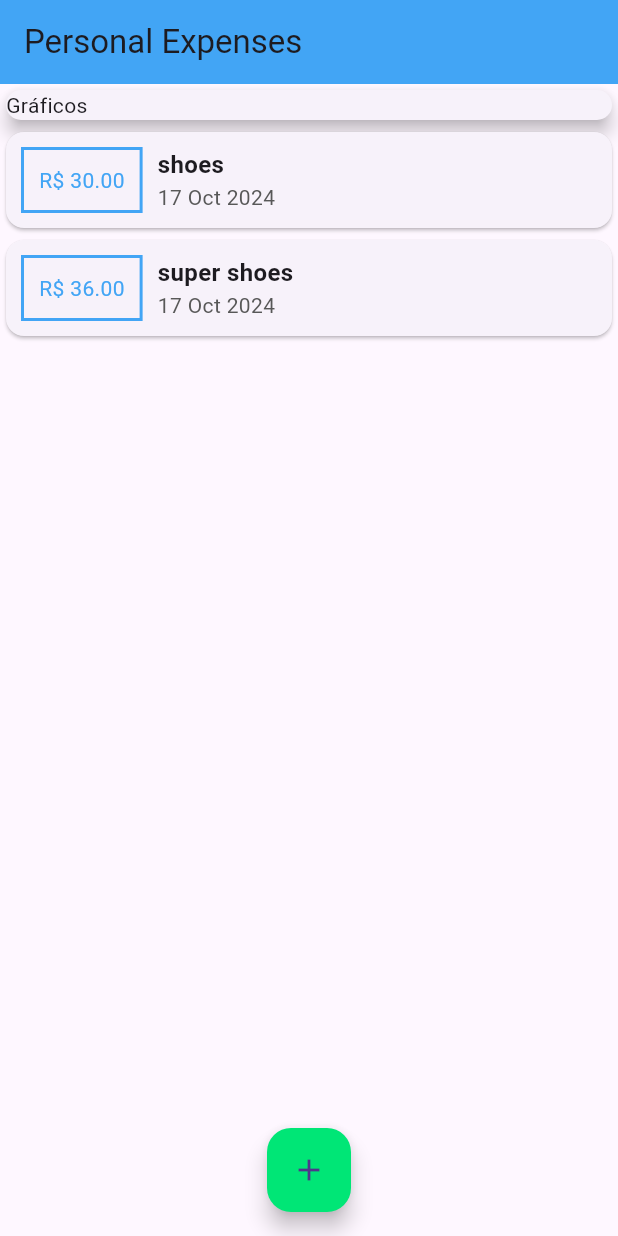
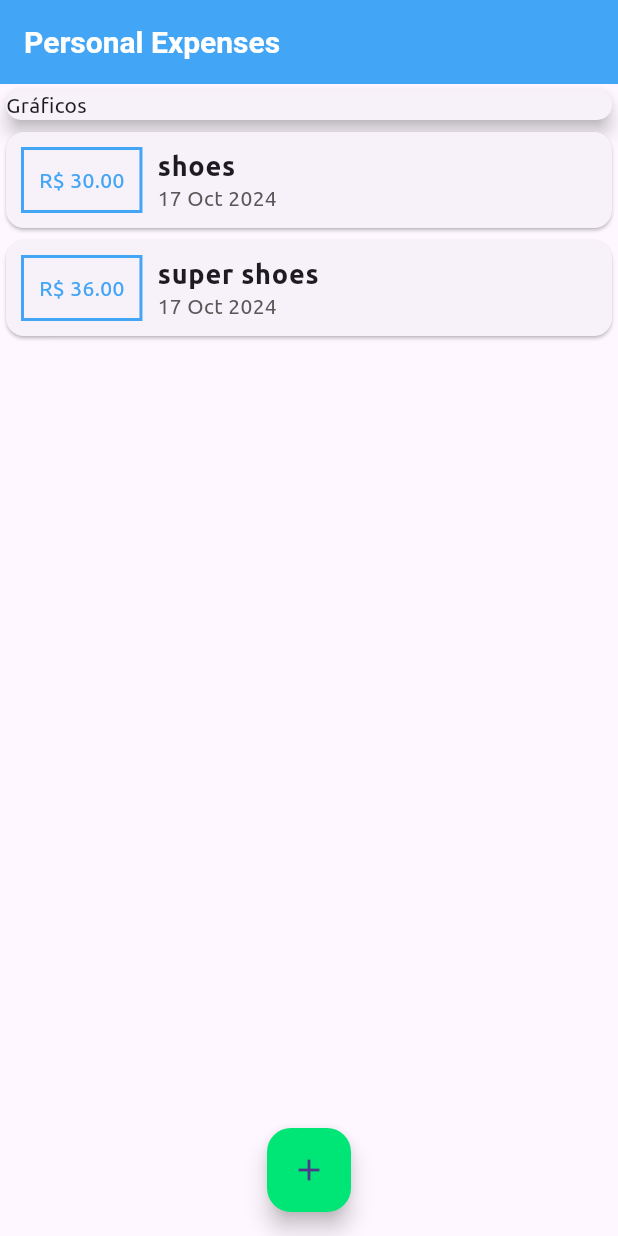
Before and after one commit to Logout-Game-Studio/personal_expenses, a Flutter app: the screen it shows after launch, on a phone screen of 412 x 824 dp. Run offline on Flutter 3.47's test engine with Material 3 defaults, Android fonts, the phone set to English and light mode, and no system bars; project files that could hold a hidden picture were left out.

Commit message:
Added and updated font

```diff
--- a/lib/components/transaction_list.dart
+++ b/lib/components/transaction_list.dart
@@ -38,10 +38,7 @@ class TransactionList extends StatelessWidget {
                     children: [
                       Text(
                         t.title,
-                        style: TextStyle(
-                          fontSize: 16,
-                          fontWeight: FontWeight.bold,
-                        ),
+                        style: Theme.of(context).textTheme.labelMedium,
                       ),
                       Text(
                         DateFormat('d MMM y').format(t.date),
--- a/lib/main.dart
+++ b/lib/main.dart
@@ -15,7 +15,19 @@
     return MaterialApp(
         home: HomePage(),
         theme: ThemeData(
-          appBarTheme: AppBarTheme(backgroundColor: Colors.blue.shade400),
+          fontFamily: 'Ubuntu',
+          appBarTheme: AppBarTheme(
+              backgroundColor: Colors.blue.shade400,
+              titleTextStyle: TextStyle(
+                fontSize: 20,
+                fontWeight: FontWeight.bold,
+              )),
+          textTheme: TextTheme(
+            labelMedium: TextStyle(
+              fontSize: 18,
+              fontWeight: FontWeight.bold,
+            ),
+          ),
           primaryColor: Colors.blue.shade400,
           floatingActionButtonTheme: FloatingActionButtonThemeData(
               backgroundColor: Colors.greenAccent.shade400),
```
Also changed, not shown: pubspec.yaml (+7 -14 lines), assets/fonts/Ubuntu-Bold.ttf (added), assets/fonts/Ubuntu-BoldItalic.ttf (added), assets/fonts/Ubuntu-Italic.ttf (added), assets/fonts/Ubuntu-Light.ttf (added), assets/fonts/Ubuntu-LightItalic.ttf (added), assets/fonts/Ubuntu-Medium.ttf (added), assets/fonts/Ubuntu-MediumItalic.ttf (added), assets/fonts/Ubuntu-Regular.ttf (added).
